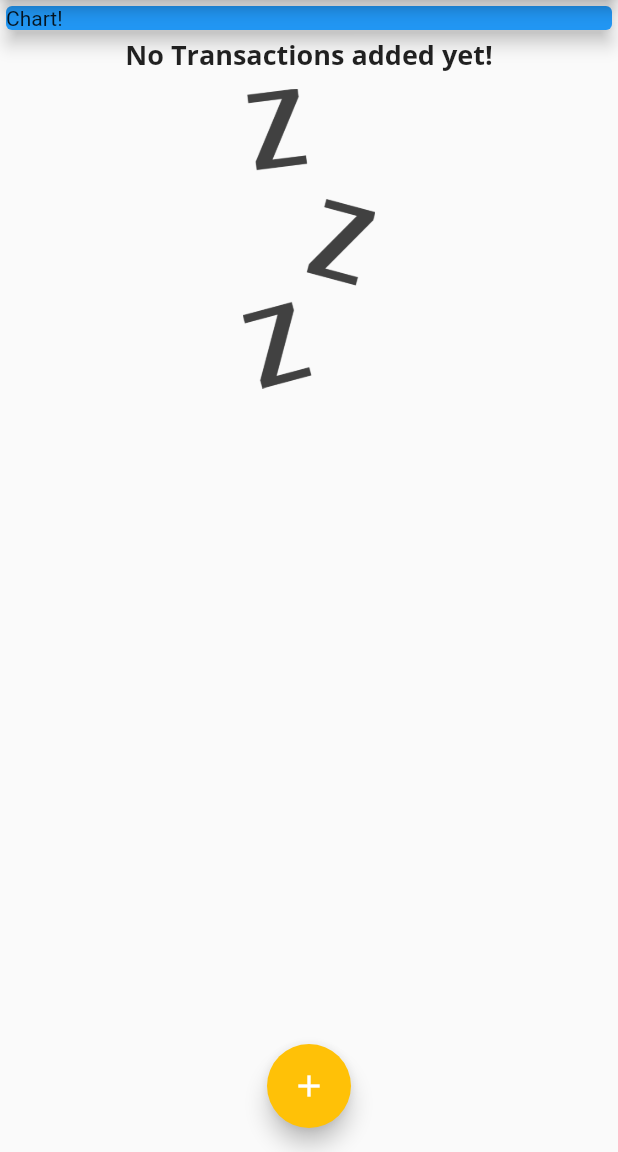
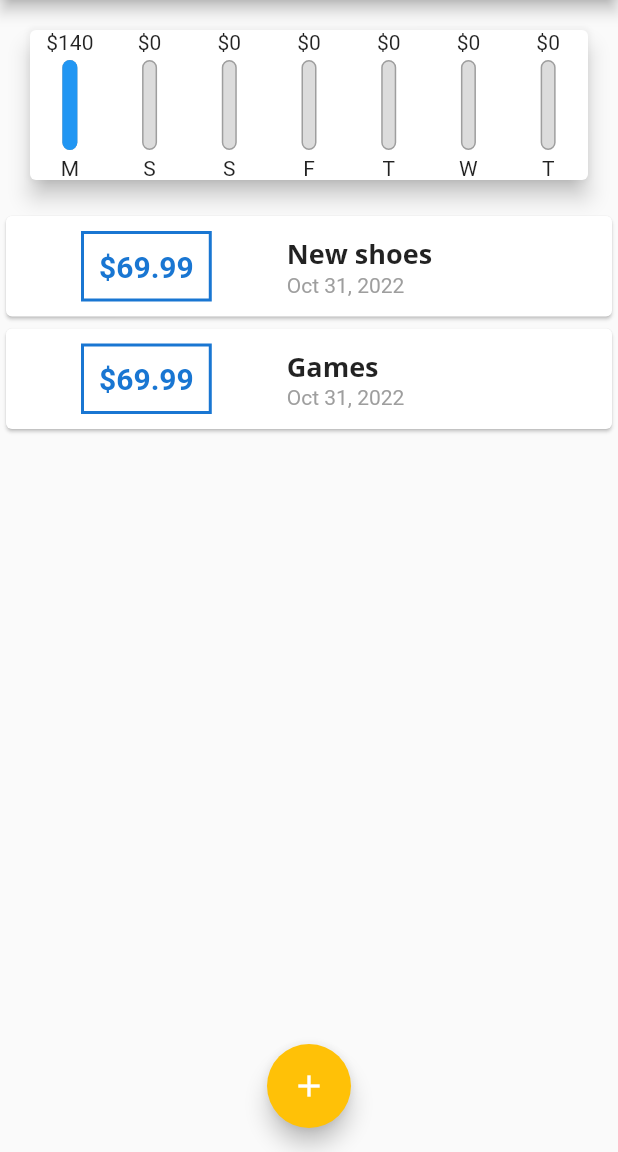
Before and after one commit to judell31/personal-expense, a Flutter app: the screen it shows after launch, on a phone screen of 412 x 824 dp, the part 84-1236 px from its top. Run offline on Flutter 3.47's test engine with Material 2 defaults, Android fonts, the phone set to English and light mode, and no system bars.

Commit message:
Chart bars

```diff
--- a/lib/main.dart
+++ b/lib/main.dart
@@ -1,4 +1,5 @@
 import 'package:flutter/material.dart';
+import 'package:personal_expense/widgets/chart.dart';
 import 'package:personal_expense/widgets/transaction.list.dart';
 import 'package:personal_expense/widgets/user.transactions.dart';
 
@@ -65,10 +66,20 @@ class HomePage extends StatefulWidget {
 
 class _HomePageState extends State<HomePage> {
   final List<Transaction> _userTransactions = [
-    // Transaction(
-    //     id: "t1", title: "New shoes", amount: 69.99, date: DateTime.now()),
-    // Transaction(id: "t2", title: "Games", amount: 69.99, date: DateTime.now()),
+    Transaction(
+        id: "t1", title: "New shoes", amount: 69.99, date: DateTime.now()),
+    Transaction(id: "t2", title: "Games", amount: 69.99, date: DateTime.now()),
   ];
+
+  List<Transaction> get _recentTransactions {
+    return _userTransactions.where((tx) {
+      return tx.date.isAfter(
+        DateTime.now().subtract(
+          const Duration(days: 7),
+        ),
+      );
+    }).toList();
+  }
 
   void _startAddNewTransaction(BuildContext ctx) {
     showModalBottomSheet(
@@ -120,14 +131,7 @@ class _HomePageState extends State<HomePage> {
           // mainAxisAlignment: MainAxisAlignment.start,
           crossAxisAlignment: CrossAxisAlignment.stretch,
           children: <Widget>[
-            const SizedBox(
-              width: double.infinity,
-              child: Card(
-                color: Colors.blue,
-                elevation: 5,
-                child: Text("Chart!"),
-              ),
-            ),
+            Chart(_recentTransactions),
             TransactionList(_userTransactions),
           ],
         ) // This trailing comma makes auto-formatting nicer for build methods.,
--- /dev/null
+++ b/lib/widgets/chart.bar.dart
@@ -0,0 +1,49 @@
+import 'package:flutter/cupertino.dart';
+import 'package:flutter/material.dart';
+
+class ChartBar extends StatelessWidget {
+  final String label;
+  final double spendingAmount;
+  final double spendingPctOfTotal;
+
+  ChartBar(this.label, this.spendingAmount, this.spendingPctOfTotal);
+  // const ChartBar({Key? key}) : super(key: key);
+
+  @override
+  Widget build(BuildContext context) {
+    return Column(
+      children: <Widget>[
+        Text("\$${spendingAmount.toStringAsFixed(0)}"),
+        const SizedBox(height: 4),
+        SizedBox(
+          height: 60,
+          width: 10,
+          child: Stack(
+            children: <Widget>[
+              Container(
+                decoration: BoxDecoration(
+                  border: Border.all(color: Colors.grey, width: 1),
+                  color: const Color.fromRGBO(220, 220, 220, 1),
+                  borderRadius: BorderRadius.circular(10),
+                ),
+              ),
+              FractionallySizedBox(
+                heightFactor: spendingPctOfTotal,
+                child: Container(
+                  decoration: BoxDecoration(
+                    color: Theme.of(context).primaryColor,
+                    borderRadius: BorderRadius.circular(10),
+                  ),
+                ),
+              )
+            ],
+          )
+        ),
+        const SizedBox(
+          height: 4,
+        ),
+        Text(label)
+      ],
+    );
+  }
+}
--- /dev/null
+++ b/lib/widgets/chart.dart
@@ -0,0 +1,71 @@
+import 'package:flutter/material.dart';
+import 'package:intl/intl.dart';
+import 'package:personal_expense/models/transaction.dart';
+import 'package:personal_expense/widgets/chart.bar.dart';
+
+class Chart extends StatelessWidget {
+  // const Chart({Key? key, required this.recentTransactions}) : super(key: key);
+  const Chart(this.recentTransactions, {super.key});
+
+  final List<Transaction> recentTransactions;
+
+  List<Map<String, Object>> get groupedTransactionValues {
+
+    return List.generate(7, (index) {
+      final weekDay = DateTime.now().subtract(
+        Duration(days: index),
+      );
+
+      var totalSum = 0.0;
+
+      for(var i = 0; i < recentTransactions.length; i++) {
+        if(recentTransactions[i].date.day == weekDay.day &&
+            recentTransactions[i].date.month == weekDay.month &&
+            recentTransactions[i].date.year == weekDay.year
+        ) {
+          totalSum += recentTransactions[i].amount;
+        }
+      }
+
+      // print(DateFormat.E().format(weekDay));
+      // print(totalSum);
+
+      return {
+        "day": DateFormat.E().format(weekDay).substring(0, 1),
+        // "day": DateFormat.E().format(weekDay),
+        "amount": totalSum
+      };
+    });
+  }
+
+  double get totalSpending {
+    return groupedTransactionValues.fold(0.0, (sum, item) {
+      return sum + (item["amount"] as double);
+    });
+  }
+
+  @override
+  Widget build(BuildContext context) {
+    // print(groupedTransactionValues);
+
+    return Card(
+      elevation: 6,
+      margin: const EdgeInsets.all(20),
+      child: Row(
+        mainAxisAlignment: MainAxisAlignment.spaceAround,
+        children: groupedTransactionValues.map(
+            (data) {
+              return Flexible(
+                // flex: 2,
+                fit: FlexFit.tight,
+                  child: ChartBar(
+                      data["day"].toString(),
+                      (data["amount"] as double),
+                      totalSpending == 0.0 ? 0.0 : (data["amount"] as double) / totalSpending
+                  )
+              );
+            }).toList(),
+      ),
+    );
+  }
+}
```
